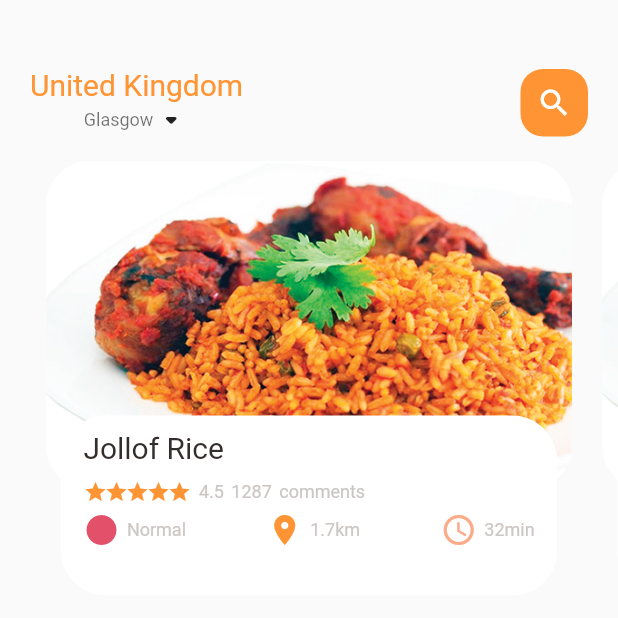
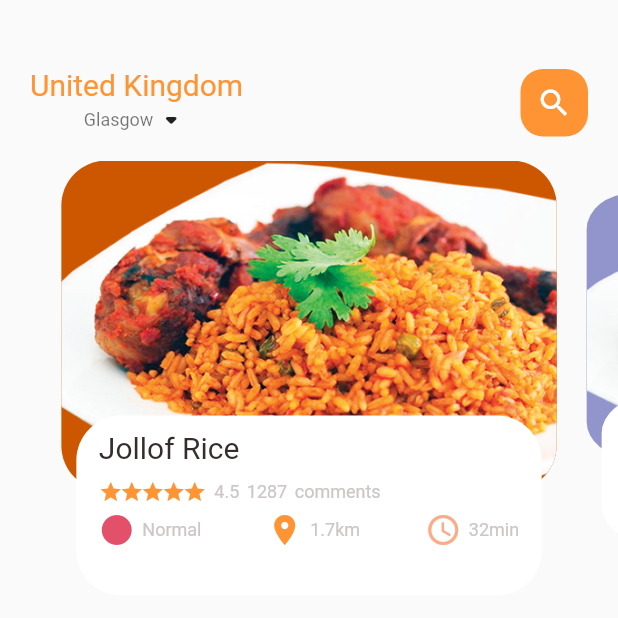
Before and after one commit to Ormah-lang/food_delivery_app, a Flutter app: the screen it shows after launch, on a phone screen of 412 x 824 dp, the top half of it. Run offline on Flutter 3.47's test engine with Material 2 defaults, Android fonts, the phone set to English and light mode, and no system bars.

Commit message:
implement scaling property on the food page skeleton

```diff
--- a/lib/home_page/food_page_body.dart
+++ b/lib/home_page/food_page_body.dart
@@ -13,10 +13,31 @@ class FoodPageBody extends StatefulWidget {
 }
 
 class _FoodPageBodyState extends State<FoodPageBody> {
-  PageController pageController = PageController(viewportFraction: 0.9);
+  PageController pageController = PageController(viewportFraction: 0.85);
+  //initial value of the current page
+  var _currPageValue = 0.0;
+  //initial value of the scale factor
+  double _scaleFactor = 0.8;
+  double _height = 220;
+  @override
+  void initState() {
+    super.initState();
+    pageController.addListener(() {
+      setState(() {
+        //assigns the current page value to _currPageValue and should be non-null
+        _currPageValue = pageController.page!;
+      });
+    });
+  }
+
+  @override
+  void dispose() {
+    pageController.dispose();
+  }
+
   @override
   Widget build(BuildContext context) {
-    return Container(
+    return SizedBox(
       // color: Colors.red,
       height: 320,
       child: PageView.builder(
@@ -29,14 +50,37 @@ class _FoodPageBodyState extends State<FoodPageBody> {
   }
 
   Widget _buildPageItem(int index) {
-    return Stack(children: [
+    //for scaling the foodPage along the y axis,
+    //create an instance of Matrix4
+    Matrix4 matrix = Matrix4.identity();
+    if (index == _currPageValue.floor()) {
+      var currScale = 1 - (_currPageValue - index) * (1 - _scaleFactor);
+      var currTrans = _height * (1 - currScale) / 2;
+      matrix = Matrix4.diagonal3Values(1, currScale, 1)
+        ..setTranslationRaw(0, currTrans, 0);
+    } else if (index == _currPageValue.floor() + 1) {
+      var currScale =
+          _scaleFactor + (_currPageValue - index + 1) * (1 - _scaleFactor);
+      var currTrans = _height * (1 - currScale) / 2;
+      matrix = Matrix4.diagonal3Values(1, currScale, 1)
+        ..setTranslationRaw(0, currTrans, 0);
+    } else {
+      var currScale = 0.8;
+      matrix = Matrix4.diagonal3Values(1, currScale, 1)
+        ..setTranslationRaw(0, _height * (1 - _scaleFactor) / 2, 1);
+    }
+
+    return Transform(
+      transform: matrix,
+      child: Stack(children: [
         Container(
           height: 220,
           margin: const EdgeInsets.only(left: 10, right: 10),
           decoration: BoxDecoration(
             borderRadius: BorderRadius.circular(30),
-          color: Colors.white,
-          // index.isEven ? const Color(0xFFCD5700) : const Color(0xFF9294cc),
+            color: index.isEven
+                ? const Color(0xFFCD5700)
+                : const Color(0xFF9294cc),
             image: const DecorationImage(
               fit: BoxFit.cover,
               image: AssetImage('assets/image/jollof_rice.png'),
@@ -120,6 +164,7 @@ class _FoodPageBodyState extends State<FoodPageBody> {
                 )),
           ),
         )
-    ]);
+      ]),
+    );
   }
 }
```
Lines whose indentation alone changed are shown as unchanged.
